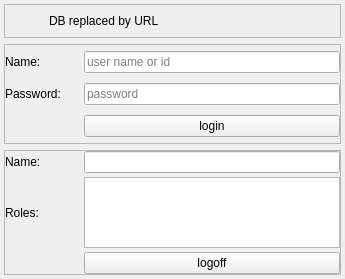
The window that src/blackgui/components/dblogincomponent.ui (swift-project/pilotclient) describes before a commit, drawn with Qt 5.
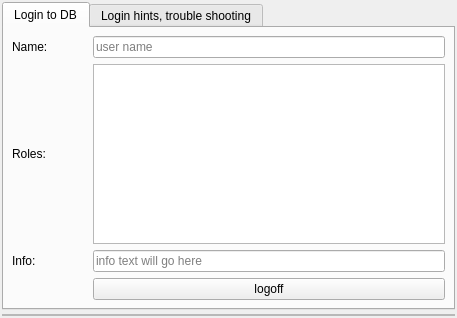
The same window after the commit. The open tabs and pages were chosen to show the change. Icons and pictures are not drawn. Custom widgets are drawn as their Qt base class.

Commit message: refs #751, info if user can directly update models * modified login component, give hints * user object has flag for direct write

```diff
--- a/src/blackgui/components/dblogincomponent.ui
+++ b/src/blackgui/components/dblogincomponent.ui
@@ -6,117 +6,87 @@
    <rect>
     <x>0</x>
     <y>0</y>
-    <width>345</width>
-    <height>279</height>
+    <width>457</width>
+    <height>318</height>
    </rect>
   </property>
   <property name="windowTitle">
    <string>DB login</string>
   </property>
-  <property name="frameShape">
-   <enum>QFrame::NoFrame</enum>
-  </property>
-  <property name="frameShadow">
-   <enum>QFrame::Plain</enum>
-  </property>
   <layout class="QVBoxLayout" name="vl_LoginComponent">
-   <property name="leftMargin">
-    <number>4</number>
-   </property>
-   <property name="topMargin">
-    <number>4</number>
-   </property>
-   <property name="rightMargin">
-    <number>4</number>
-   </property>
-   <property name="bottomMargin">
-    <number>4</number>
-   </property>
-   <item>
-    <widget class="QFrame" name="fr_Header">
-     <property name="maximumSize">
-      <size>
-       <width>16777215</width>
-       <height>60</height>
-      </size>
-     </property>
-     <property name="frameShape">
-      <enum>QFrame::StyledPanel</enum>
-     </property>
-     <property name="frameShadow">
-      <enum>QFrame::Raised</enum>
-     </property>
-     <layout class="QHBoxLayout" name="hl_Header">
       <property name="spacing">
        <number>4</number>
       </property>
       <property name="leftMargin">
-       <number>0</number>
+    <number>2</number>
       </property>
       <property name="topMargin">
-       <number>0</number>
+    <number>2</number>
       </property>
       <property name="rightMargin">
-       <number>0</number>
+    <number>2</number>
       </property>
       <property name="bottomMargin">
-       <number>0</number>
+    <number>2</number>
       </property>
       <item>
-       <widget class="QLabel" name="lbl_SwiftDBIcon">
-        <property name="maximumSize">
-         <size>
-          <width>40</width>
-          <height>16777215</height>
-         </size>
-        </property>
-        <property name="text">
-         <string/>
-        </property>
-        <property name="pixmap">
-         <pixmap resource="../../blackmisc/blackmisc.qrc">:/own/icons/own/swift/swift32Database.png</pixmap>
-        </property>
-       </widget>
-      </item>
+    <widget class="QTabWidget" name="tb_LoginToDbAndHints">
+     <property name="currentIndex">
+      <number>0</number>
+     </property>
+     <widget class="QWidget" name="tb_LoginToDb">
+      <attribute name="title">
+       <string>Login to DB</string>
+      </attribute>
+      <layout class="QVBoxLayout" name="vl_LoginToDb">
+       <property name="leftMargin">
+        <number>4</number>
+       </property>
+       <property name="topMargin">
+        <number>4</number>
+       </property>
+       <property name="rightMargin">
+        <number>4</number>
+       </property>
+       <property name="bottomMargin">
+        <number>4</number>
+       </property>
       <item>
-       <widget class="QLabel" name="lbl_SwiftDB">
-        <property name="text">
-         <string>DB replaced by URL</string>
-        </property>
-       </widget>
-      </item>
-     </layout>
-    </widget>
-   </item>
+        <widget class="QStackedWidget" name="sw_LoginLogoff">
+         <property name="currentIndex">
+          <number>0</number>
+         </property>
+         <widget class="QWidget" name="pg_Login">
+          <layout class="QVBoxLayout" name="vl_PageLogin">
+           <property name="leftMargin">
+            <number>0</number>
+           </property>
+           <property name="topMargin">
+            <number>0</number>
+           </property>
+           <property name="rightMargin">
+            <number>0</number>
+           </property>
+           <property name="bottomMargin">
+            <number>0</number>
+           </property>
    <item>
     <widget class="QFrame" name="fr_Login">
-     <property name="minimumSize">
-      <size>
-       <width>0</width>
-       <height>100</height>
-      </size>
-     </property>
-     <property name="frameShape">
-      <enum>QFrame::StyledPanel</enum>
-     </property>
-     <property name="frameShadow">
-      <enum>QFrame::Raised</enum>
-     </property>
      <layout class="QGridLayout" name="gl_Login">
       <property name="leftMargin">
-       <number>0</number>
+               <number>4</number>
       </property>
       <property name="topMargin">
-       <number>0</number>
+               <number>4</number>
       </property>
       <property name="rightMargin">
-       <number>0</number>
+               <number>4</number>
       </property>
       <property name="bottomMargin">
-       <number>0</number>
+               <number>4</number>
       </property>
       <property name="spacing">
-       <number>4</number>
+               <number>6</number>
       </property>
       <item row="0" column="1">
        <widget class="QLineEdit" name="le_Username">
@@ -184,61 +154,44 @@
      </layout>
     </widget>
    </item>
+          </layout>
+         </widget>
+         <widget class="QWidget" name="pg_Logoff">
+          <layout class="QVBoxLayout" name="vl_PageLogoff">
+           <property name="leftMargin">
+            <number>0</number>
+           </property>
+           <property name="topMargin">
+            <number>0</number>
+           </property>
+           <property name="rightMargin">
+            <number>0</number>
+           </property>
+           <property name="bottomMargin">
+            <number>0</number>
+           </property>
    <item>
     <widget class="QFrame" name="fr_Logoff">
-     <property name="maximumSize">
-      <size>
-       <width>16777215</width>
-       <height>125</height>
-      </size>
-     </property>
-     <property name="frameShape">
-      <enum>QFrame::StyledPanel</enum>
-     </property>
      <property name="frameShadow">
       <enum>QFrame::Raised</enum>
      </property>
      <layout class="QGridLayout" name="gl_Logoff">
       <property name="leftMargin">
-       <number>0</number>
+               <number>4</number>
       </property>
       <property name="topMargin">
-       <number>0</number>
+               <number>4</number>
       </property>
       <property name="rightMargin">
-       <number>0</number>
+               <number>4</number>
       </property>
       <property name="bottomMargin">
-       <number>0</number>
+               <number>4</number>
       </property>
       <property name="spacing">
-       <number>4</number>
-      </property>
-      <item row="0" column="0">
-       <widget class="QLabel" name="lbl_Name">
-        <property name="text">
-         <string>Name:</string>
-        </property>
-       </widget>
-      </item>
-      <item row="0" column="1">
-       <widget class="QLineEdit" name="le_Name">
-        <property name="readOnly">
-         <bool>true</bool>
-        </property>
-        <property name="clearButtonEnabled">
-         <bool>false</bool>
-        </property>
-       </widget>
-      </item>
-      <item row="1" column="0">
-       <widget class="QLabel" name="lbl_Roles">
-        <property name="text">
-         <string>Roles:</string>
-        </property>
-       </widget>
-      </item>
-      <item row="2" column="1">
+               <number>6</number>
+              </property>
+              <item row="3" column="1">
        <widget class="QPushButton" name="pb_Logoff">
         <property name="text">
          <string>logoff</string>
@@ -261,7 +214,7 @@
         </property>
        </widget>
       </item>
-      <item row="2" column="0">
+              <item row="3" column="0">
        <spacer name="hs_Logoff">
         <property name="orientation">
          <enum>Qt::Horizontal</enum>
@@ -277,13 +230,156 @@
         </property>
        </spacer>
       </item>
+              <item row="1" column="0">
+               <widget class="QLabel" name="lbl_Roles">
+                <property name="text">
+                 <string>Roles:</string>
+                </property>
+               </widget>
+              </item>
+              <item row="0" column="0">
+               <widget class="QLabel" name="lbl_Name">
+                <property name="text">
+                 <string>Name:</string>
+                </property>
+               </widget>
+              </item>
+              <item row="0" column="1">
+               <widget class="QLineEdit" name="le_Name">
+                <property name="readOnly">
+                 <bool>true</bool>
+                </property>
+                <property name="placeholderText">
+                 <string>user name</string>
+                </property>
+                <property name="clearButtonEnabled">
+                 <bool>false</bool>
+                </property>
+               </widget>
+              </item>
+              <item row="2" column="0">
+               <widget class="QLabel" name="lbl_Info">
+                <property name="text">
+                 <string>Info:</string>
+                </property>
+               </widget>
+              </item>
+              <item row="2" column="1">
+               <widget class="QLineEdit" name="le_Info">
+                <property name="readOnly">
+                 <bool>true</bool>
+                </property>
+                <property name="placeholderText">
+                 <string>info text will go here</string>
+                </property>
+               </widget>
+              </item>
      </layout>
     </widget>
    </item>
   </layout>
  </widget>
- <resources>
-  <include location="../../blackmisc/blackmisc.qrc"/>
- </resources>
+        </widget>
+       </item>
+      </layout>
+     </widget>
+     <widget class="QWidget" name="tb_LoginToDbHints">
+      <attribute name="title">
+       <string>Login hints, trouble shooting</string>
+      </attribute>
+      <layout class="QVBoxLayout" name="vl_LoginHints">
+       <property name="leftMargin">
+        <number>4</number>
+       </property>
+       <property name="topMargin">
+        <number>4</number>
+       </property>
+       <property name="rightMargin">
+        <number>4</number>
+       </property>
+       <property name="bottomMargin">
+        <number>4</number>
+       </property>
+       <item>
+        <widget class="QTextBrowser" name="tbr_InfoAndHints">
+         <property name="documentTitle">
+          <string>Login hints</string>
+         </property>
+         <property name="readOnly">
+          <bool>true</bool>
+         </property>
+         <property name="html">
+          <string>&lt;!DOCTYPE HTML PUBLIC &quot;-//W3C//DTD HTML 4.0//EN&quot; &quot;http://www.w3.org/TR/REC-html40/strict.dtd&quot;&gt;
+&lt;html&gt;&lt;head&gt;&lt;meta name=&quot;qrichtext&quot; content=&quot;1&quot; /&gt;&lt;title&gt;Login hints&lt;/title&gt;&lt;style type=&quot;text/css&quot;&gt;
+p, li { white-space: pre-wrap; }
+&lt;/style&gt;&lt;/head&gt;&lt;body style=&quot; font-family:'MS Shell Dlg 2'; font-size:7.875pt; font-weight:400; font-style:normal;&quot;&gt;
+&lt;p style=&quot; margin-top:0px; margin-bottom:0px; margin-left:0px; margin-right:0px; -qt-block-indent:0; text-indent:0px;&quot;&gt;&lt;span style=&quot; font-family:'Arial';&quot;&gt; &lt;/span&gt;&lt;/p&gt;
+&lt;ol style=&quot;margin-top: 0px; margin-bottom: 0px; margin-left: 0px; margin-right: 0px; -qt-list-indent: 1;&quot;&gt;&lt;li style=&quot; font-family:'Arial';&quot; style=&quot; margin-top:12px; margin-bottom:0px; margin-left:0px; margin-right:0px; -qt-block-indent:0; text-indent:0px;&quot;&gt;You can go directly to the swift DB: &lt;a href=&quot;##swiftDb##&quot;&gt;&lt;span style=&quot; text-decoration: underline; color:#0000ff;&quot;&gt;##swiftDb##&lt;/span&gt;&lt;/a&gt;&lt;/li&gt;
+&lt;li style=&quot; font-family:'Arial';&quot; style=&quot; margin-top:0px; margin-bottom:12px; margin-left:0px; margin-right:0px; -qt-block-indent:0; text-indent:0px;&quot;&gt;If you want to use VATSIM SSO, you need to enable it once &lt;a href=&quot;##swiftEnableSSO##&quot;&gt;&lt;span style=&quot; text-decoration: underline; color:#0000ff;&quot;&gt;##swiftEnableSSO##&lt;/span&gt;&lt;/a&gt;&lt;/li&gt;&lt;/ol&gt;&lt;/body&gt;&lt;/html&gt;</string>
+         </property>
+         <property name="textInteractionFlags">
+          <set>Qt::TextBrowserInteraction</set>
+         </property>
+        </widget>
+       </item>
+      </layout>
+     </widget>
+    </widget>
+   </item>
+   <item>
+    <widget class="QFrame" name="fr_Header">
+     <property name="maximumSize">
+      <size>
+       <width>16777215</width>
+       <height>60</height>
+      </size>
+     </property>
+     <property name="frameShape">
+      <enum>QFrame::StyledPanel</enum>
+     </property>
+     <property name="frameShadow">
+      <enum>QFrame::Raised</enum>
+     </property>
+     <layout class="QHBoxLayout" name="hl_Header">
+      <property name="spacing">
+       <number>4</number>
+      </property>
+      <property name="leftMargin">
+       <number>0</number>
+      </property>
+      <property name="topMargin">
+       <number>0</number>
+      </property>
+      <property name="rightMargin">
+       <number>0</number>
+      </property>
+      <property name="bottomMargin">
+       <number>0</number>
+      </property>
+     </layout>
+    </widget>
+   </item>
+  </layout>
+ </widget>
+ <customwidgets>
+  <customwidget>
+   <class>BlackGui::Components::CDbDebugDatabaseSetup</class>
+   <extends>QFrame</extends>
+   <header>blackgui/components/dbdebugdatabasesetup.h</header>
+   <container>1</container>
+  </customwidget>
+ </customwidgets>
+ <tabstops>
+  <tabstop>le_Username</tabstop>
+  <tabstop>le_Password</tabstop>
+  <tabstop>pb_Login</tabstop>
+  <tabstop>le_Name</tabstop>
+  <tabstop>te_Roles</tabstop>
+  <tabstop>le_Info</tabstop>
+  <tabstop>pb_Logoff</tabstop>
+  <tabstop>tb_LoginToDbAndHints</tabstop>
+  <tabstop>tbr_InfoAndHints</tabstop>
+ </tabstops>
+ <resources/>
  <connections/>
 </ui>
```
Left out of the diff: 52 changed lines with no effect on the pictures. Lines whose indentation alone changed are shown as unchanged. The commit also changes 4 other files.
